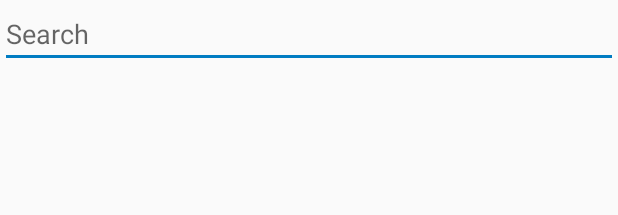
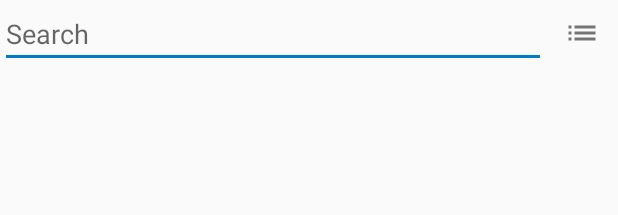
Before and after one commit to nextcloud/passman-android, an Android app: the layout fragment_credential_item_list.xml on its own in the app's theme, with its tools: preview values and no code run, on a phone screen of 412 x 824 dp. Shown: the top 215 px of the screen. Run offline under Robolectric (Android 15) with nearby library versions, the light colour scheme and no system bars.

Commit message:
add hand-in-hand sort and filter functionality
Signed-off-by: binsky08 <timo@binsky.org>

```diff
--- /dev/null
+++ b/app/src/main/res/drawable/ic_baseline_list_24.xml
@@ -0,0 +1,5 @@
+<vector android:height="24dp" android:tint="#757575"
+    android:viewportHeight="24" android:viewportWidth="24"
+    android:width="24dp" xmlns:android="http://schemas.android.com/apk/res/android">
+    <path android:fillColor="@android:color/white" android:pathData="M3,13h2v-2L3,11v2zM3,17h2v-2L3,15v2zM3,9h2L5,7L3,7v2zM7,13h14v-2L7,11v2zM7,17h14v-2L7,15v2zM7,7v2h14L21,7L7,7z"/>
+</vector>
--- /dev/null
+++ b/app/src/main/res/drawable/ic_baseline_sort_by_alpha_24.xml
@@ -0,0 +1,5 @@
+<vector android:height="24dp" android:tint="#757575"
+    android:viewportHeight="24" android:viewportWidth="24"
+    android:width="24dp" xmlns:android="http://schemas.android.com/apk/res/android">
+    <path android:fillColor="@android:color/white" android:pathData="M14.94,4.66h-4.72l2.36,-2.36zM10.25,19.37h4.66l-2.33,2.33zM6.1,6.27L1.6,17.73h1.84l0.92,-2.45h5.11l0.92,2.45h1.84L7.74,6.27L6.1,6.27zM4.97,13.64l1.94,-5.18 1.94,5.18L4.97,13.64zM15.73,16.14h6.12v1.59h-8.53v-1.29l5.92,-8.56h-5.88v-1.6h8.3v1.26l-5.93,8.6z"/>
+</vector>
--- a/app/src/main/res/layout/fragment_credential_item_list.xml
+++ b/app/src/main/res/layout/fragment_credential_item_list.xml
@@ -40,6 +40,14 @@
             android:hint="@string/search"
             android:inputType="textPersonName" />
 
+        <androidx.appcompat.widget.AppCompatImageButton
+            android:id="@+id/toggle_sort_button"
+            android:layout_width="wrap_content"
+            android:layout_height="wrap_content"
+            android:layout_gravity="end"
+            android:backgroundTint="@color/transparent"
+            android:src="@drawable/ic_baseline_list_24" />
+
     </LinearLayout>
 
     <androidx.recyclerview.widget.RecyclerView
```
Also changed, not shown: app/src/main/java/es/wolfi/app/passman/CredentialItemFragment.java (+48 -17 lines), app/src/main/java/es/wolfi/passman/API/Vault.java (+9 -5 lines), app/src/main/java/es/wolfi/utils/CredentialLabelSort.java (+13 -1 lines).
